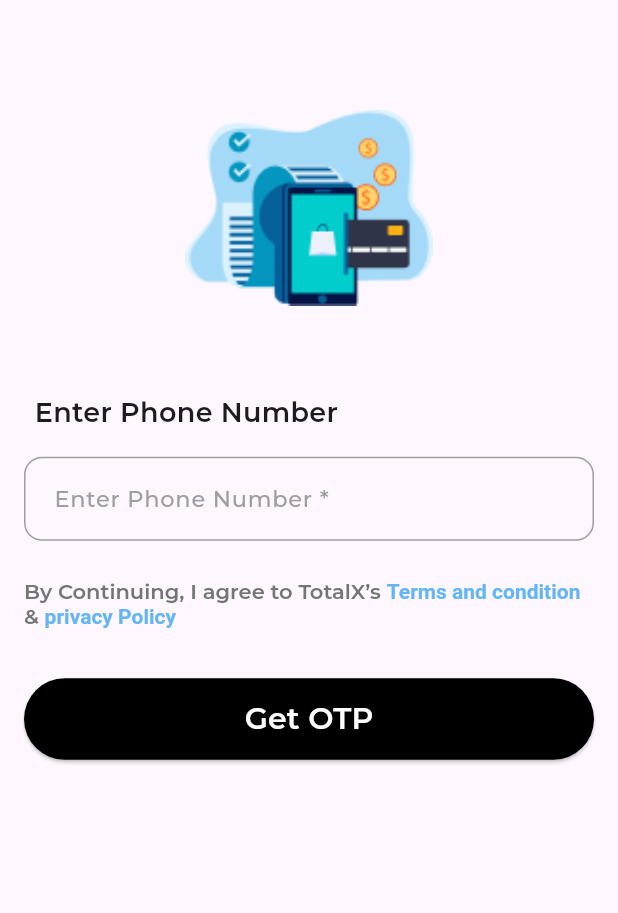
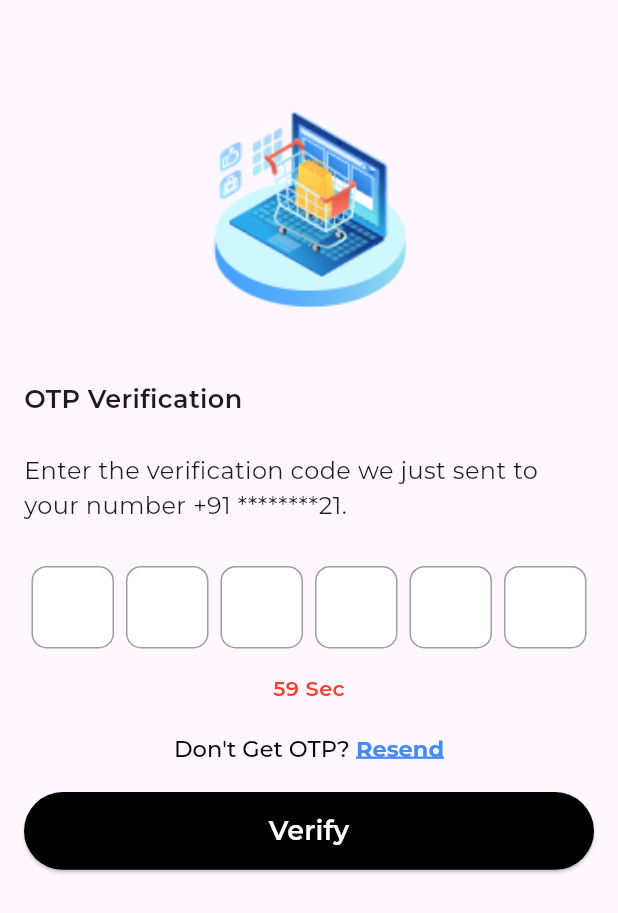
Before and after one commit to AfilAhamed/TotalX-Machine_Test, a Flutter app: the screen it shows after launch, on a phone screen of 412 x 824 dp. Shown: the top 913 px of the screen. Run offline on Flutter 3.47's test engine with Material 3 defaults, Android fonts, the phone set to English and light mode, and no system bars; drawn by our look-alikes of pinput; our stand-ins replace google_fonts.

Commit message:
OTP Screen UI Completed

```diff
--- a/lib/main.dart
+++ b/lib/main.dart
@@ -1,5 +1,5 @@
 import 'package:flutter/material.dart';
-import 'view/auth/login_screen.dart';
+import 'view/auth/otp_screen.dart';
 
 void main() {
   runApp(const MyApp());
@@ -14,7 +14,7 @@ class MyApp extends StatelessWidget {
       title: 'Todo List',
       debugShowCheckedModeBanner: false,
       theme: ThemeData(),
-      home: const LoginScreen(),
+      home: const OtpScreen(),
     );
   }
 }
--- /dev/null
+++ b/lib/view/auth/otp_screen.dart
@@ -0,0 +1,125 @@
+import 'package:flutter/material.dart';
+import 'package:google_fonts/google_fonts.dart';
+import 'package:pinput/pinput.dart';
+
+class OtpScreen extends StatelessWidget {
+  const OtpScreen({super.key});
+
+  @override
+  Widget build(BuildContext context) {
+    final mq = MediaQuery.of(context).size;
+    return Scaffold(
+      appBar: AppBar(),
+      body: SingleChildScrollView(
+        child: Padding(
+          padding: const EdgeInsets.symmetric(horizontal: 16),
+          child: Column(
+            children: [
+              Center(
+                  child: Image.asset(
+                'assets/images/otp_screen_image.png',
+                height: mq.height * 0.2,
+                width: mq.width * 0.4,
+                fit: BoxFit.contain,
+              )),
+              SizedBox(
+                height: mq.height * 0.040,
+              ),
+              Align(
+                  alignment: Alignment.topLeft,
+                  child: Text(
+                    'OTP Verification',
+                    style: GoogleFonts.montserrat(
+                        fontSize: 17, fontWeight: FontWeight.w600),
+                  )),
+              SizedBox(
+                height: mq.height * 0.030,
+              ),
+              Text(
+                'Enter the verification code we just sent to your number +91 ********21.',
+                style: GoogleFonts.montserrat(
+                    fontSize: 16, fontWeight: FontWeight.w400),
+              ),
+              SizedBox(
+                height: mq.height * 0.035,
+              ),
+              Pinput(
+                length: 6,
+                defaultPinTheme: PinTheme(
+                    width: 55,
+                    height: 55,
+                    textStyle: const TextStyle(fontSize: 22, color: Colors.red),
+                    decoration: BoxDecoration(
+                        color: Colors.white,
+                        borderRadius: BorderRadius.circular(10),
+                        border: Border.all(color: Colors.grey, width: 1))),
+                focusedPinTheme: PinTheme(
+                    width: 55,
+                    height: 55,
+                    textStyle: const TextStyle(fontSize: 22, color: Colors.red),
+                    decoration: BoxDecoration(
+                        color: Colors.white,
+                        borderRadius: BorderRadius.circular(10),
+                        border: Border.all(color: Colors.black))),
+              ),
+              SizedBox(
+                height: mq.height * 0.020,
+              ),
+              Align(
+                alignment: Alignment.center,
+                child: Text(
+                  '59 Sec',
+                  style: GoogleFonts.montserrat(
+                      color: Colors.red,
+                      fontSize: 14,
+                      fontWeight: FontWeight.w600),
+                ),
+              ),
+              SizedBox(
+                height: mq.height * 0.025,
+              ),
+              RichText(
+                text: TextSpan(
+                  style: GoogleFonts.montserrat(
+                      color: Colors.black,
+                      fontSize: 15,
+                      fontWeight: FontWeight.w500),
+                  children: [
+                    const TextSpan(text: 'Don\'t Get OTP? '),
+                    TextSpan(
+                        text: 'Resend',
+                        style: GoogleFonts.montserrat(
+                          fontSize: 15,
+                          color: Colors.blueAccent,
+                          fontWeight: FontWeight.w700,
+                          decorationThickness: 2,
+                          decoration: TextDecoration.underline,
+                        )),
+                  ],
+                ),
+              ),
+              SizedBox(
+                height: mq.height * 0.025,
+              ),
+              SizedBox(
+                  height: mq.height * 0.063,
+                  width: double.infinity,
+                  child: ElevatedButton(
+                      style: const ButtonStyle(
+                          backgroundColor:
+                              MaterialStatePropertyAll(Colors.black)),
+                      onPressed: () {},
+                      child: Text(
+                        'Verify',
+                        style: GoogleFonts.montserrat(
+                            color: Colors.white,
+                            fontSize: 18,
+                            fontWeight: FontWeight.w600),
+                      )))
+            ],
+          ),
+        ),
+      ),
+    );
+  }
+}
```
